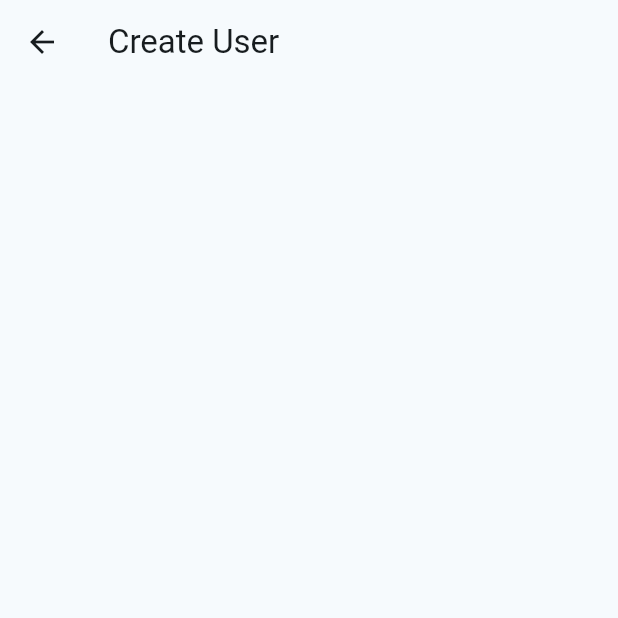
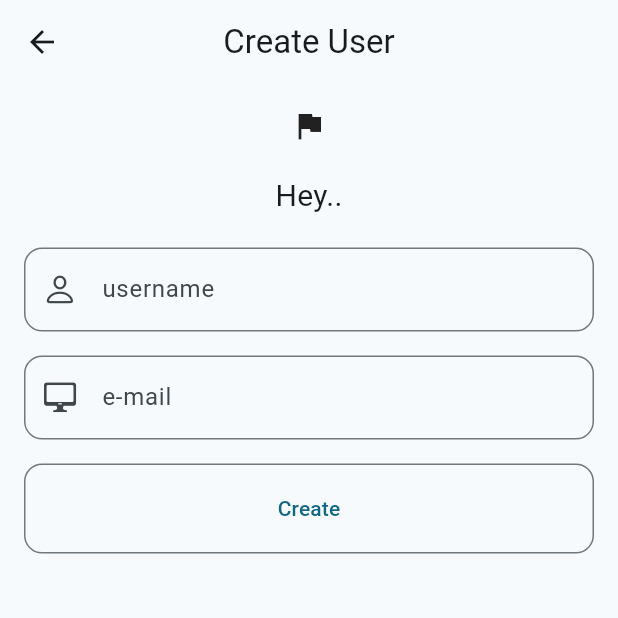
Before and after one commit to 0xAdiyat/TheArchitecture, a Flutter app: the CreateUserView screen opened directly, on a phone screen of 412 x 824 dp, the top half of it. Run offline on Flutter 3.47's test engine with Material 3 defaults, Android fonts, the phone set to English and light mode, and no system bars; our stand-ins replace flutter_hooks, flutter_riverpod, hooks_riverpod.

Commit message:
working on create user screen

```diff
--- a/lib/core/presentation/view/create_user_view.dart
+++ b/lib/core/presentation/view/create_user_view.dart
@@ -1,13 +1,96 @@
+import 'package:flutter/cupertino.dart';
 import 'package:flutter/material.dart';
+import 'package:flutter_hooks/flutter_hooks.dart';
+import 'package:hooks_riverpod/hooks_riverpod.dart';
+import 'package:the_architecture/core/data/model/user_model.dart';
+import 'package:the_architecture/core/data/repository/impl/user_repository_Impl.dart';
 
-class CreateUserView extends StatelessWidget {
+class CreateUserView extends HookConsumerWidget {
   const CreateUserView({Key? key}) : super(key: key);
 
   @override
-  Widget build(BuildContext context) {
+  Widget build(BuildContext context, ref) {
+    final user = ref.read(userRepositoryProvider);
+
+    final usernameEditingController = useTextEditingController();
+    final emailEditingController = useTextEditingController();
+
     return Scaffold(
       appBar: AppBar(
-        title: const Text("Create User"),
+        centerTitle: true,
+        title: Text("Create User"),
+      ),
+      body: Padding(
+        padding: const EdgeInsets.symmetric(horizontal: 16, vertical: 16),
+        child: SingleChildScrollView(
+          child: Form(
+            // key: controller.formKey,
+            autovalidateMode: AutovalidateMode.onUserInteraction,
+            child: Column(
+              children: [
+                const Icon(Icons.flag),
+                const SizedBox(
+                  height: 20,
+                ),
+                const Text("Hey..", style: TextStyle(fontSize: 20)),
+                const SizedBox(
+                  height: 20,
+                ),
+                TextFormField(
+                  keyboardType: TextInputType.name,
+                  controller: usernameEditingController,
+                  // validator: (val) => validateName(val!),
+                  decoration: InputDecoration(
+                    labelText: "username",
+                    prefixIcon: const Icon(CupertinoIcons.person),
+                    border: OutlineInputBorder(
+                      borderRadius: BorderRadius.circular(12),
+                    ),
+                  ),
+                ),
+                const SizedBox(
+                  height: 16,
+                ),
+                TextFormField(
+                  keyboardType: TextInputType.emailAddress,
+                  controller: emailEditingController,
+                  // validator: (val) => validateDepartment(val!),
+                  decoration: InputDecoration(
+                    labelText: "e-mail",
+                    prefixIcon: const Icon(CupertinoIcons.device_desktop),
+                    border: OutlineInputBorder(
+                      borderRadius: BorderRadius.circular(12),
+                    ),
+                  ),
+                ),
+                const SizedBox(
+                  height: 16,
+                ),
+                SizedBox(
+                  width: double.maxFinite,
+                  height: 60,
+                  child: OutlinedButton(
+                      style: OutlinedButton.styleFrom(
+                        shape: RoundedRectangleBorder(
+                          borderRadius: BorderRadius.circular(12.0),
+                        ),
+                      ),
+                      onPressed: () {
+                        final newUser = UserModel(
+                            id: DateTime.now()
+                                .millisecondsSinceEpoch
+                                .toString(),
+                            username: usernameEditingController.text,
+                            email: emailEditingController.text);
+                        user.createUser(newUser);
+                        Navigator.pop(context);
+                      },
+                      child: const Text("Create")),
+                ),
+              ],
+            ),
+          ),
+        ),
       ),
     );
   }
--- a/pubspec.yaml
+++ b/pubspec.yaml
@@ -39,6 +39,8 @@ dependencies:
   riverpod_annotation: ^2.3.3
   freezed: ^2.4.6
   freezed_annotation: ^2.4.1
+  hooks_riverpod: ^2.4.9
+  flutter_hooks: ^0.20.3
 
 dev_dependencies:
   flutter_test:
```
Also changed, not shown: lib/core/controller/user_controller.dart (deleted).
